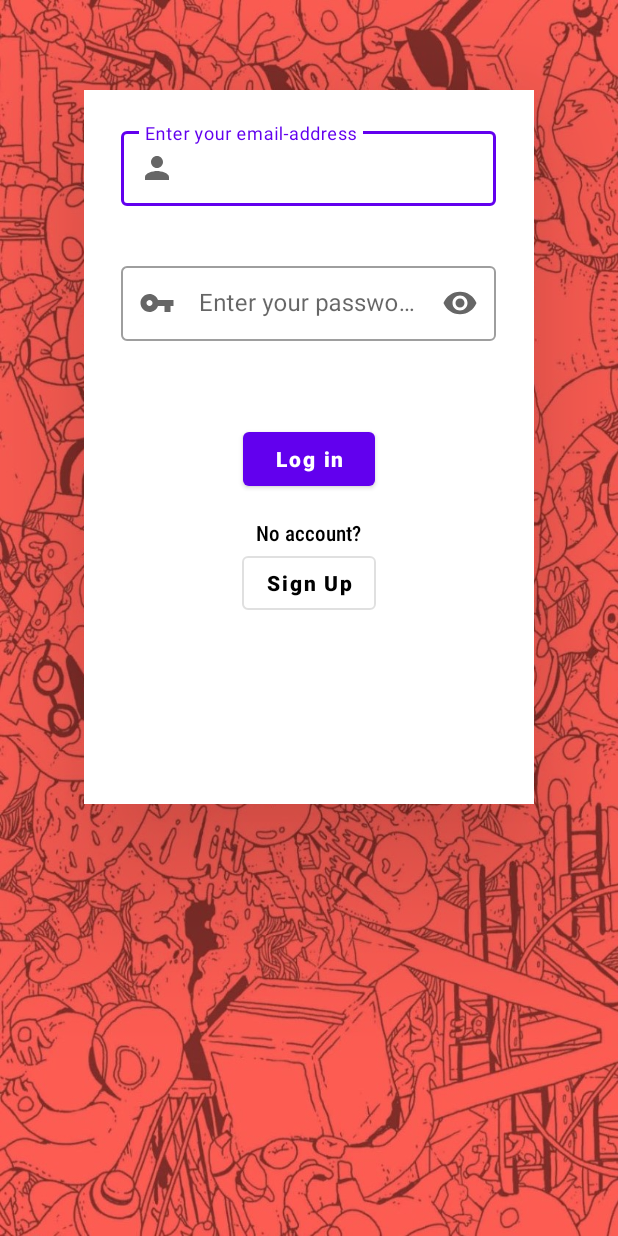
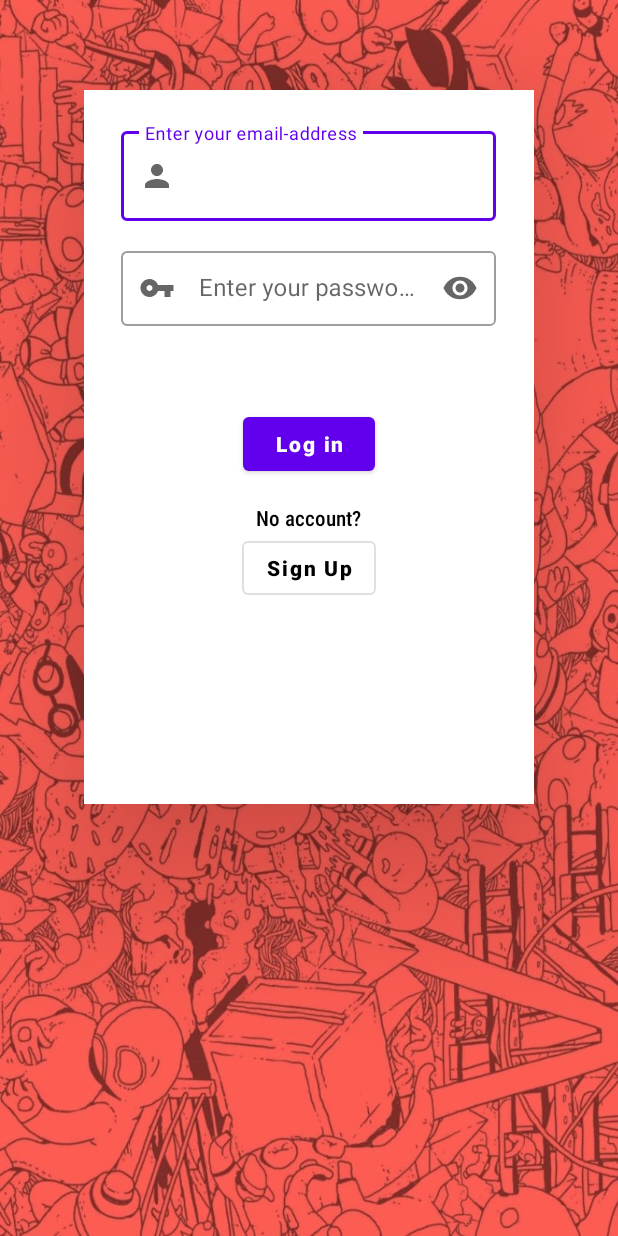
Before and after one commit to Hani311/LetsLink, an Android app: the screen it shows after launch (LoginActivity), on a phone screen of 412 x 824 dp. Run offline under Robolectric (Android 15) with nearby library versions, the phone set to English and light mode, and no system bars; our stand-ins replace Firebase (no records; nobody signed in at launch, a user with empty details on screens opened directly), data binding.

Commit message:
fixed layout for login

```diff
--- a/app/src/main/res/layout/activity_login.xml
+++ b/app/src/main/res/layout/activity_login.xml
@@ -26,14 +26,14 @@
                 android:layout_marginTop="12dp"
                 style="@style/Widget.MaterialComponents.TextInputLayout.OutlinedBox"
                 android:layout_width="250dp"
-                android:layout_height="80dp"
+                android:layout_height="70dp"
                 android:layout_gravity="center_horizontal"
                 app:startIconDrawable="@drawable/ic_baseline_person_24">
 
                 <com.google.android.material.textfield.TextInputEditText
                     android:id="@+id/username_input"
                     android:layout_width="250dp"
-                    android:layout_height="50dp"
+                    android:layout_height="60dp"
                     android:inputType="textEmailAddress"
                     android:hint="Enter your email-address"/>
 
```
Also changed, not shown: app/src/main/java/com/example/androidproject/LoginActivity.kt (line endings or trailing spaces).
